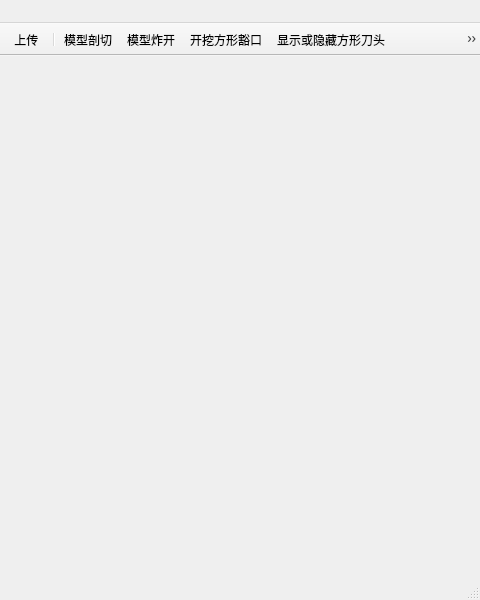
This is src/MainWindow.ui in gongweixue/GVSClient as Qt 5 draws it before an edit; both pictures show x 420 to 900 and y 0 to 600 of the 900 by 600 pixel window. The edited form follows.
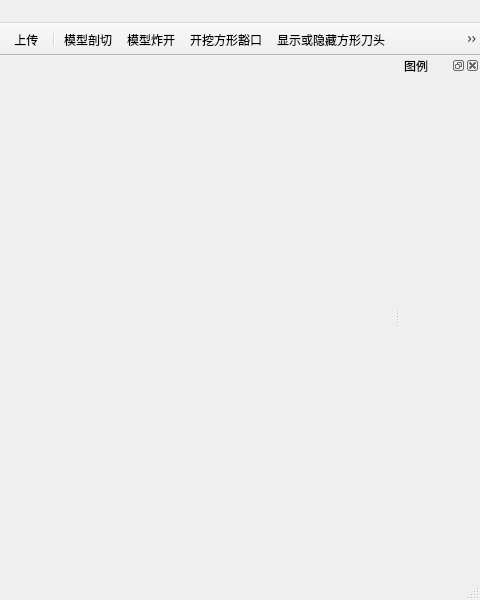
This is the edited form. Icons and pictures are not drawn.

Commit message:
Finish transplanting from mfc to qt and add a legend dock
GVSClient-11

The edit to the form file:
```diff
--- a/src/MainWindow.ui
+++ b/src/MainWindow.ui
@@ -168,6 +168,27 @@
    <addaction name="actionHelpInfo"/>
    <addaction name="actionQuit"/>
   </widget>
+  <widget class="QDockWidget" name="dockColorLegend">
+   <property name="minimumSize">
+    <size>
+     <width>80</width>
+     <height>160</height>
+    </size>
+   </property>
+   <property name="features">
+    <set>QDockWidget::AllDockWidgetFeatures</set>
+   </property>
+   <property name="allowedAreas">
+    <set>Qt::LeftDockWidgetArea|Qt::RightDockWidgetArea</set>
+   </property>
+   <property name="windowTitle">
+    <string>图例</string>
+   </property>
+   <attribute name="dockWidgetArea">
+    <number>2</number>
+   </attribute>
+   <widget class="QWidget" name="dockWidgetContents_4"/>
+  </widget>
   <action name="actionNew">
    <property name="icon">
     <iconset resource="MainWindow.qrc">
```
Left out of the diff: 19 changed lines with no effect on the pictures. The commit also changes 9 other files.
